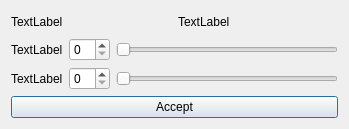
Before: the Qt Designer form BankDialog.ui in lgasyou/SimpleSimulator, drawn with Qt 5.
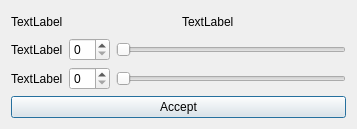
After: the same form once the commit is applied.

Patch:
```diff
--- a/BankDialog.ui
+++ b/BankDialog.ui
@@ -6,7 +6,7 @@
    <rect>
     <x>0</x>
     <y>0</y>
-    <width>349</width>
+    <width>357</width>
     <height>129</height>
    </rect>
   </property>
```
